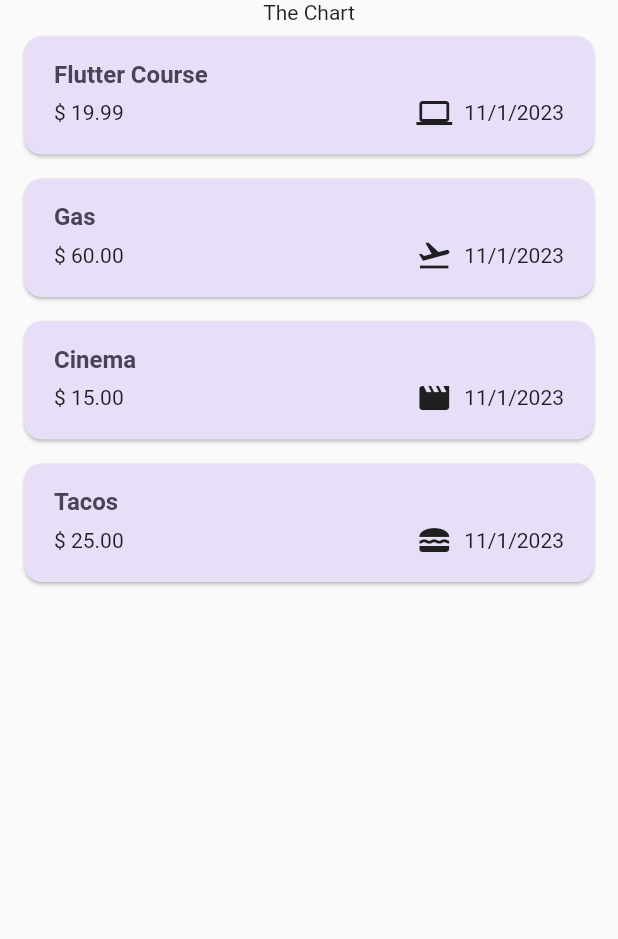
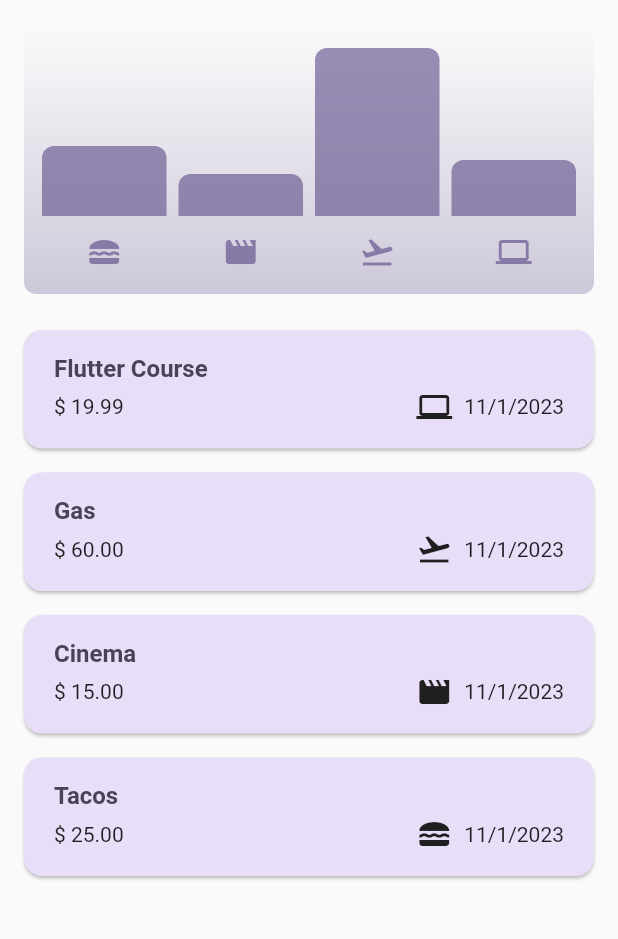
Before and after one commit to DelgaMatt/Expense-Tracker, a Flutter app: the screen it shows after launch, on a phone screen of 412 x 824 dp, the part 84-1023 px from its top. Run offline on Flutter 3.47's test engine with Material 2 defaults, Android fonts, the phone set to English and light mode, and no system bars.

Commit message:
expense chart added

```diff
--- a/lib/expenses.dart
+++ b/lib/expenses.dart
@@ -1,3 +1,4 @@
+import 'package:expense_tracker/widgets/chart/chart.dart';
 import 'package:expense_tracker/widgets/expenses_list.dart';
 import 'package:expense_tracker/models/expense.dart';
 import 'package:expense_tracker/widgets/new_expense.dart';
@@ -93,7 +94,12 @@ class _ExpensesState extends State<Expenses> {
         ],
       ),
       body: Column(
-        children: [const Text('The Chart'), Expanded(child: mainContent)],
+        children: [
+          Chart(expenses: _registeredExpenses),
+          Expanded(
+            child: mainContent,
+          )
+        ],
       ),
     );
   }
--- a/lib/models/expense.dart
+++ b/lib/models/expense.dart
@@ -39,3 +39,26 @@ class Expense {
     return formatter.format(date);
   }
 }
+
+// expense loop for chart
+class ExpenseBucket {
+  const ExpenseBucket({required this.category, required this.expenses});
+
+  ExpenseBucket.forCategory(List<Expense> allExpenses, this.category)
+  : expenses = allExpenses
+    .where((expense) => expense.category == category)
+    .toList();
+
+  final Category category;
+  final List<Expense> expenses;
+
+  double get totalExpenses {
+    double sum = 0;
+
+    for (final expense in expenses) {
+      sum += expense.amount;
+    }
+
+    return sum;
+  }
+}
--- /dev/null
+++ b/lib/widgets/chart/chart.dart
@@ -0,0 +1,95 @@
+import 'package:flutter/material.dart';
+
+import 'package:expense_tracker/widgets/chart/chart_bar.dart';
+import 'package:expense_tracker/models/expense.dart';
+
+class Chart extends StatelessWidget {
+  const Chart({super.key, required this.expenses});
+
+  final List<Expense> expenses;
+
+  List<ExpenseBucket> get buckets {
+    return [
+      ExpenseBucket.forCategory(expenses, Category.food),
+      ExpenseBucket.forCategory(expenses, Category.leisure),
+      ExpenseBucket.forCategory(expenses, Category.travel),
+      ExpenseBucket.forCategory(expenses, Category.work),
+    ];
+  }
+
+  double get maxTotalExpense {
+    double maxTotalExpense = 0;
+
+    for (final bucket in buckets) {
+      if (bucket.totalExpenses > maxTotalExpense) {
+        maxTotalExpense = bucket.totalExpenses;
+      }
+    }
+
+    return maxTotalExpense;
+  }
+
+  @override
+  Widget build(BuildContext context) {
+    final isDarkMode =
+        MediaQuery.of(context).platformBrightness == Brightness.dark;
+    return Container(
+      margin: const EdgeInsets.all(16),
+      padding: const EdgeInsets.symmetric(
+        vertical: 16,
+        horizontal: 8,
+      ),
+      width: double.infinity,
+      height: 180,
+      decoration: BoxDecoration(
+        borderRadius: BorderRadius.circular(8),
+        gradient: LinearGradient(
+          colors: [
+            Theme.of(context).colorScheme.primary.withOpacity(0.3),
+            Theme.of(context).colorScheme.primary.withOpacity(0.0)
+          ],
+          begin: Alignment.bottomCenter,
+          end: Alignment.topCenter,
+        ),
+      ),
+      child: Column(
+        children: [
+          Expanded(
+            child: Row(
+              crossAxisAlignment: CrossAxisAlignment.end,
+              children: [
+                for (final bucket in buckets) // alternative to map()
+                  ChartBar(
+                    fill: bucket.totalExpenses == 0
+                        ? 0
+                        : bucket.totalExpenses / maxTotalExpense,
+                  )
+              ],
+            ),
+          ),
+          const SizedBox(height: 12),
+          Row(
+            children: buckets
+                .map(
+                  (bucket) => Expanded(
+                    child: Padding(
+                      padding: const EdgeInsets.symmetric(horizontal: 4),
+                      child: Icon(
+                        categoryIcons[bucket.category],
+                        color: isDarkMode
+                            ? Theme.of(context).colorScheme.secondary
+                            : Theme.of(context)
+                                .colorScheme
+                                .primary
+                                .withOpacity(0.7),
+                      ),
+                    ),
+                  ),
+                )
+                .toList(),
+          )
+        ],
+      ),
+    );
+  }
+}
--- /dev/null
+++ b/lib/widgets/chart/chart_bar.dart
@@ -0,0 +1,34 @@
+import 'package:flutter/material.dart';
+
+class ChartBar extends StatelessWidget {
+  const ChartBar({
+    super.key,
+    required this.fill,
+  });
+
+  final double fill;
+
+  @override
+  Widget build(BuildContext context) {
+    final isDarkMode =
+        MediaQuery.of(context).platformBrightness == Brightness.dark;
+    return Expanded(
+      child: Padding(
+        padding: const EdgeInsets.symmetric(horizontal: 4),
+        child: FractionallySizedBox(
+          heightFactor: fill,
+          child: DecoratedBox(
+            decoration: BoxDecoration(
+              shape: BoxShape.rectangle,
+              borderRadius:
+                  const BorderRadius.vertical(top: Radius.circular(8)),
+              color: isDarkMode
+                  ? Theme.of(context).colorScheme.secondary
+                  : Theme.of(context).colorScheme.primary.withOpacity(0.65),
+            ),
+          ),
+        ),
+      ),
+    );
+  }
+}
--- a/lib/widgets/expense_item.dart
+++ b/lib/widgets/expense_item.dart
@@ -1,4 +1,3 @@
-import 'package:expense_tracker/main.dart';
 import 'package:expense_tracker/models/expense.dart';
 import 'package:flutter/material.dart';
 
```
